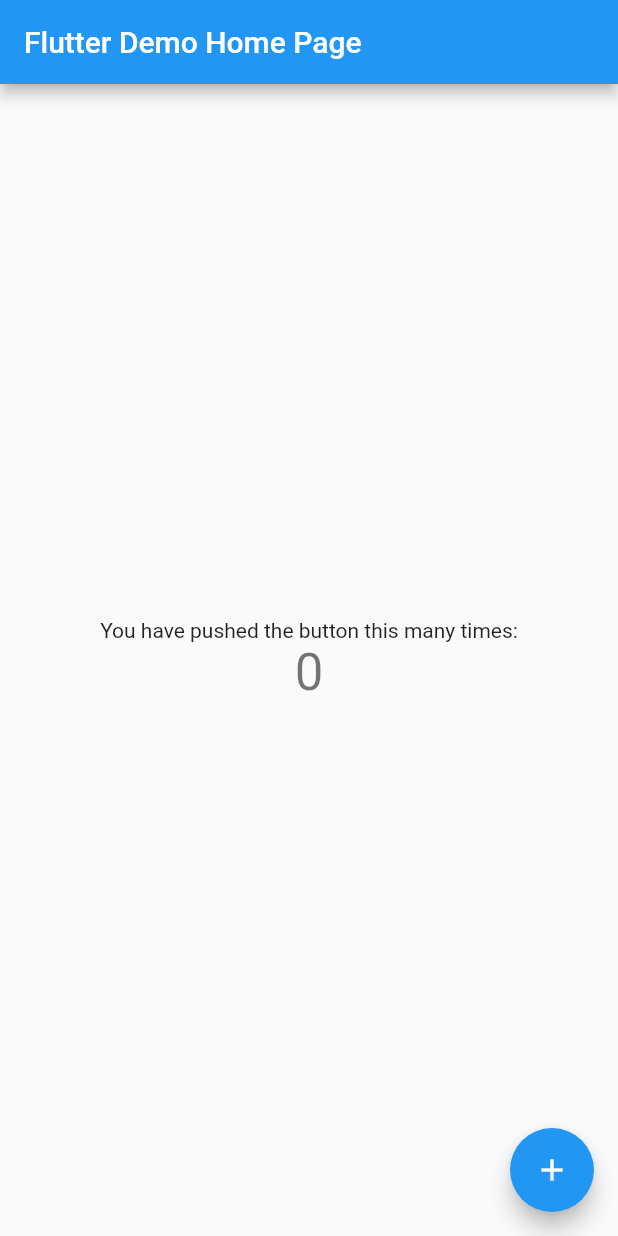
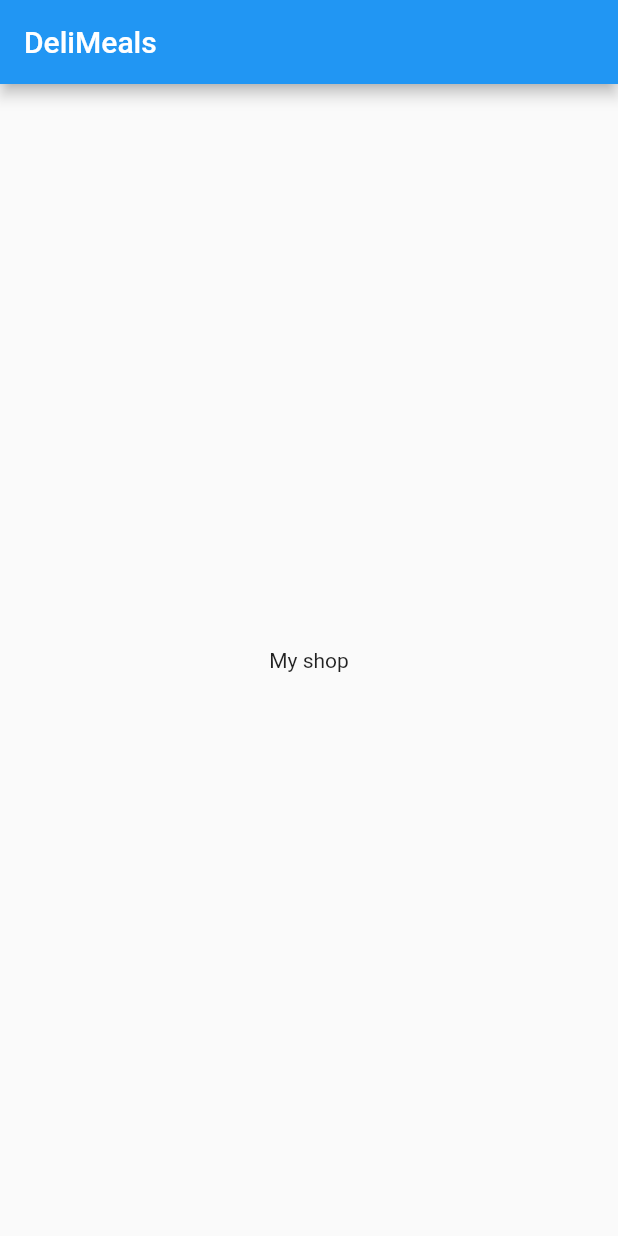
Before and after one commit to lhmisho/my_shop, a Flutter app: the screen it shows after launch, on a phone screen of 412 x 824 dp. Run offline on Flutter 3.47's test engine with Material 2 defaults, Android fonts, the phone set to English and light mode, and no system bars.

```diff
--- a/lib/main.dart
+++ b/lib/main.dart
@@ -1,111 +1,18 @@
 import 'package:flutter/material.dart';
+import './pages/home_page.dart';
 
 void main() => runApp(MyApp());
 
 class MyApp extends StatelessWidget {
-  // This widget is the root of your application.
   @override
   Widget build(BuildContext context) {
     return MaterialApp(
-      title: 'Flutter Demo',
+      debugShowCheckedModeBanner: false,
+      title: 'DeliMeals',
       theme: ThemeData(
-        // This is the theme of your application.
-        //
-        // Try running your application with "flutter run". You'll see the
-        // application has a blue toolbar. Then, without quitting the app, try
-        // changing the primarySwatch below to Colors.green and then invoke
-        // "hot reload" (press "r" in the console where you ran "flutter run",
-        // or simply save your changes to "hot reload" in a Flutter IDE).
-        // Notice that the counter didn't reset back to zero; the application
-        // is not restarted.
-        primarySwatch: Colors.blue,
+        primaryColor: Colors.blue,
       ),
-      home: MyHomePage(title: 'Flutter Demo Home Page'),
+      home: MyHomePage(),
     );
   }
 }
-
-class MyHomePage extends StatefulWidget {
-  MyHomePage({Key key, this.title}) : super(key: key);
-
-  // This widget is the home page of your application. It is stateful, meaning
-  // that it has a State object (defined below) that contains fields that affect
-  // how it looks.
-
-  // This class is the configuration for the state. It holds the values (in this
-  // case the title) provided by the parent (in this case the App widget) and
-  // used by the build method of the State. Fields in a Widget subclass are
-  // always marked "final".
-
-  final String title;
-
-  @override
-  _MyHomePageState createState() => _MyHomePageState();
-}
-
-class _MyHomePageState extends State<MyHomePage> {
-  int _counter = 0;
-
-  void _incrementCounter() {
-    setState(() {
-      // This call to setState tells the Flutter framework that something has
-      // changed in this State, which causes it to rerun the build method below
-      // so that the display can reflect the updated values. If we changed
-      // _counter without calling setState(), then the build method would not be
-      // called again, and so nothing would appear to happen.
-      _counter++;
-    });
-  }
-
-  @override
-  Widget build(BuildContext context) {
-    // This method is rerun every time setState is called, for instance as done
-    // by the _incrementCounter method above.
-    //
-    // The Flutter framework has been optimized to make rerunning build methods
-    // fast, so that you can just rebuild anything that needs updating rather
-    // than having to individually change instances of widgets.
-    return Scaffold(
-      appBar: AppBar(
-        // Here we take the value from the MyHomePage object that was created by
-        // the App.build method, and use it to set our appbar title.
-        title: Text(widget.title),
-      ),
-      body: Center(
-        // Center is a layout widget. It takes a single child and positions it
-        // in the middle of the parent.
-        child: Column(
-          // Column is also a layout widget. It takes a list of children and
-          // arranges them vertically. By default, it sizes itself to fit its
-          // children horizontally, and tries to be as tall as its parent.
-          //
-          // Invoke "debug painting" (press "p" in the console, choose the
-          // "Toggle Debug Paint" action from the Flutter Inspector in Android
-          // Studio, or the "Toggle Debug Paint" command in Visual Studio Code)
-          // to see the wireframe for each widget.
-          //
-          // Column has various properties to control how it sizes itself and
-          // how it positions its children. Here we use mainAxisAlignment to
-          // center the children vertically; the main axis here is the vertical
-          // axis because Columns are vertical (the cross axis would be
-          // horizontal).
-          mainAxisAlignment: MainAxisAlignment.center,
-          children: <Widget>[
-            Text(
-              'You have pushed the button this many times:',
-            ),
-            Text(
-              '$_counter',
-              style: Theme.of(context).textTheme.display1,
-            ),
-          ],
-        ),
-      ),
-      floatingActionButton: FloatingActionButton(
-        onPressed: _incrementCounter,
-        tooltip: 'Increment',
-        child: Icon(Icons.add),
-      ), // This trailing comma makes auto-formatting nicer for build methods.
-    );
-  }
-}
--- /dev/null
+++ b/lib/pages/home_page.dart
@@ -0,0 +1,20 @@
+import 'package:flutter/material.dart';
+
+class MyHomePage extends StatefulWidget {
+  @override
+  _MyHomePageState createState() => _MyHomePageState();
+}
+
+class _MyHomePageState extends State<MyHomePage> {
+  @override
+  Widget build(BuildContext context) {
+    return Scaffold(
+      appBar: AppBar(
+        title: Text('DeliMeals'),
+      ),
+      body: Center(
+        child: Text('My shop'),
+      ),
+    );
+  }
+}
```
